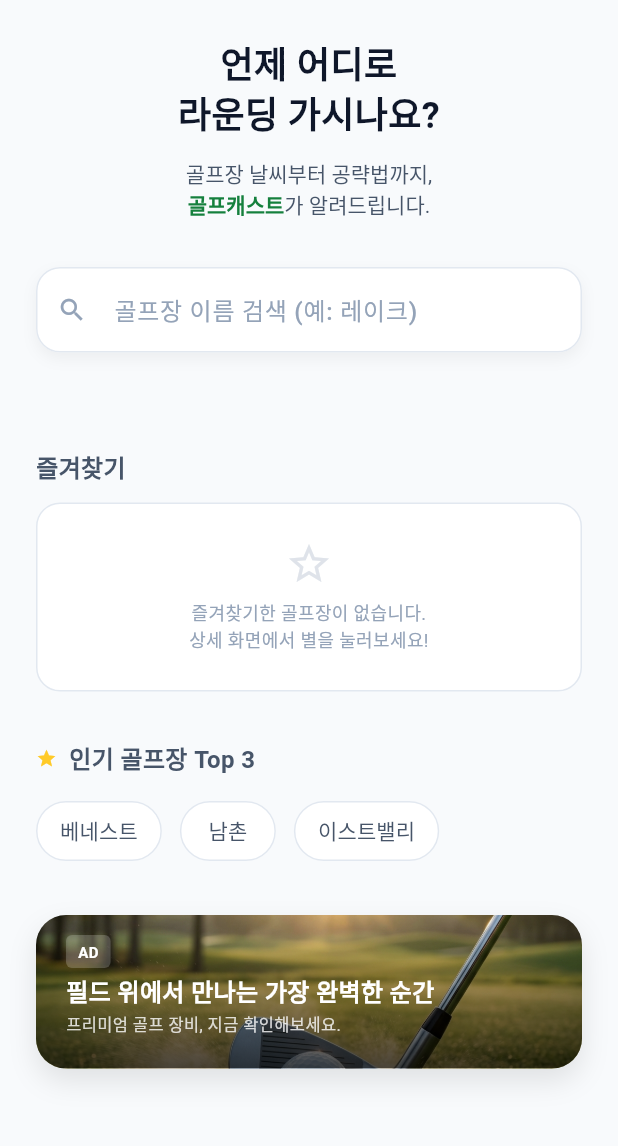
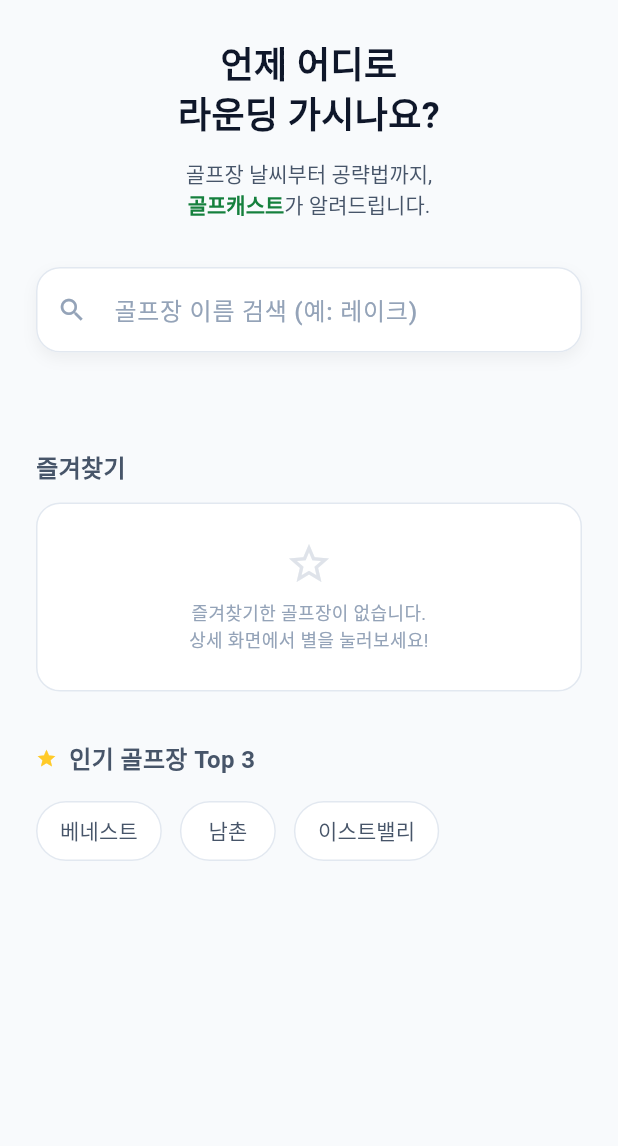
Before and after one commit to lalahaah/golfcast, a Flutter app: the screen it shows after launch, on a phone screen of 412 x 824 dp, the part 87-1233 px from its top. Run offline on Flutter 3.47's test engine with Material 3 defaults, Android fonts, the phone set to English and light mode, and no system bars; our stand-ins replace flutter_riverpod, lucide_icons_flutter, share_plus, shared_preferences; missing offline and left inert: kakao_flutter_sdk_common, kakao_flutter_sdk_share; Roboto replaces fonts that are missing (Pretendard).

```diff
--- a/lib/presentation/screens/home_screen.dart
+++ b/lib/presentation/screens/home_screen.dart
@@ -747,7 +747,7 @@
                               ),
 
                             const SizedBox(height: 32),
-                            _buildAdBanner(),
+                            // _buildAdBanner(), // 임시로 광고 영역 숨김 (심사용)
 
                             // 하단 버튼이 고정되어 있으므로 스크롤 시 마지막 요소가 가려지지 않게 여백 추가
                             if (selectedCourse != null)
@@ -767,95 +767,6 @@
               _buildWeatherViewButton(),
             ],
           ),
-        ),
-      ),
-    );
-  }
-
-  Widget _buildAdBanner() {
-    return Container(
-      width: double.infinity,
-      decoration: BoxDecoration(
-        borderRadius: BorderRadius.circular(20),
-        boxShadow: [
-          BoxShadow(
-            color: Colors.black.withValues(alpha: 0.1),
-            blurRadius: 15,
-            offset: const Offset(0, 8),
-          ),
-        ],
-      ),
-      child: ClipRRect(
-        borderRadius: BorderRadius.circular(20),
-        child: Stack(
-          children: [
-            AspectRatio(
-              aspectRatio: 32 / 9, // 세로 높이를 반으로 줄임 (기존 16:9 -> 32:9)
-              child: Image.asset(
-                'assets/images/premium_ad.png',
-                fit: BoxFit.cover,
-              ),
-            ),
-            Positioned.fill(
-              child: Container(
-                decoration: BoxDecoration(
-                  gradient: LinearGradient(
-                    begin: Alignment.topCenter,
-                    end: Alignment.bottomCenter,
-                    colors: [
-                      Colors.transparent,
-                      Colors.black.withValues(alpha: 0.7),
-                    ],
-                  ),
-                ),
-              ),
-            ),
-            Positioned(
-              left: 20,
-              bottom: 20,
-              right: 20,
-              child: Column(
-                crossAxisAlignment: CrossAxisAlignment.start,
-                children: [
-                  Container(
-                    padding: const EdgeInsets.symmetric(
-                      horizontal: 8,
-                      vertical: 4,
-                    ),
-                    decoration: BoxDecoration(
-                      color: Colors.white.withValues(alpha: 0.2),
-                      borderRadius: BorderRadius.circular(4),
-                    ),
-                    child: const Text(
-                      'AD',
-                      style: TextStyle(
-                        color: Colors.white,
-                        fontSize: 10,
-                        fontWeight: FontWeight.bold,
-                      ),
-                    ),
-                  ),
-                  const SizedBox(height: 4),
-                  const Text(
-                    '필드 위에서 만나는 가장 완벽한 순간',
-                    style: TextStyle(
-                      color: Colors.white,
-                      fontSize: 16,
-                      fontWeight: FontWeight.bold,
-                    ),
-                  ),
-                  const SizedBox(height: 2),
-                  Text(
-                    '프리미엄 골프 장비, 지금 확인해보세요.',
-                    style: TextStyle(
-                      color: Colors.white.withValues(alpha: 0.8),
-                      fontSize: 11,
-                    ),
-                  ),
-                ],
-              ),
-            ),
-          ],
         ),
       ),
     );
```
Also changed, not shown: pubspec.yaml (+11 -1 lines), assets/logo.png (added), assets/logo_foreground.png (added), pubspec.lock, 39 other files.
